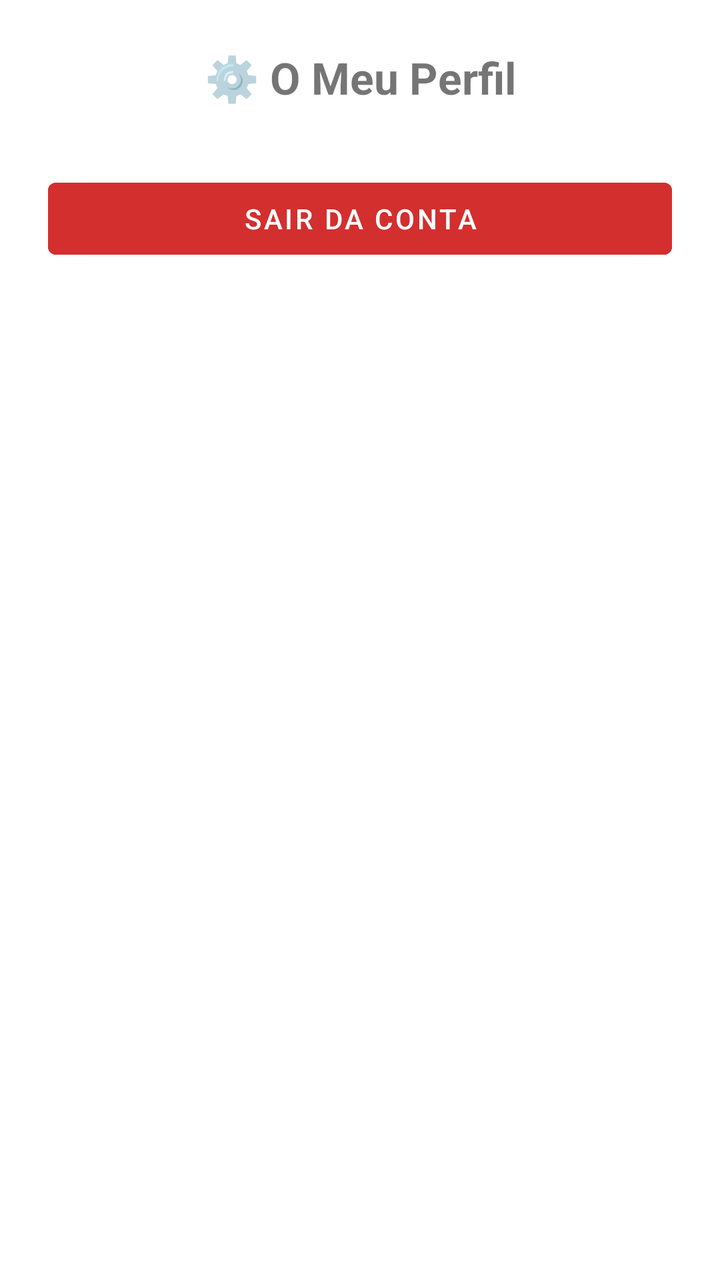
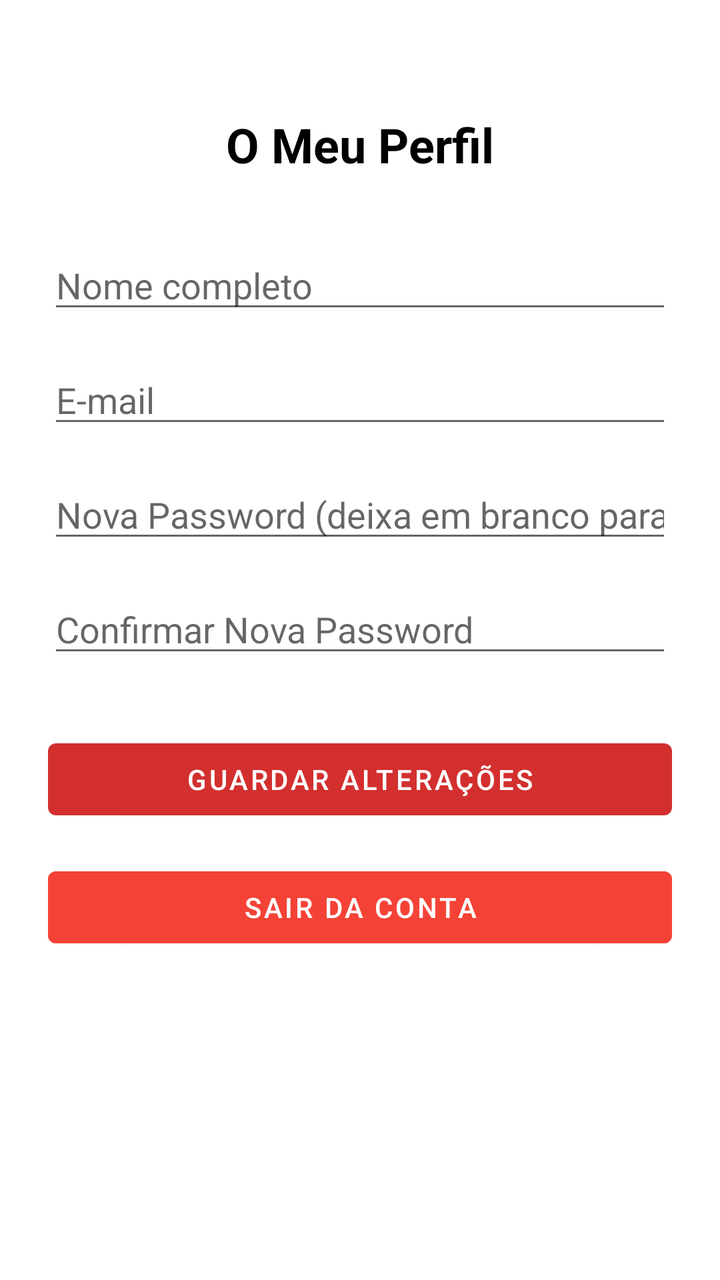

Compare the two renders of this Android layout. The source of the first and the diff that turns it into the second are given below.
<!-- AndroidManifest.xml: application theme Theme.DSSMV_ProjectDroid_1240908_1241237 -->
<!-- res/layout/activity_perfil.xml -->
<?xml version="1.0" encoding="utf-8"?>
<androidx.constraintlayout.widget.ConstraintLayout
        xmlns:android="http://schemas.android.com/apk/res/android"
        xmlns:app="http://schemas.android.com/apk/res-auto"
        android:layout_width="match_parent"
        android:layout_height="match_parent"
        android:padding="24dp">

    <TextView
            android:id="@+id/tvTituloPerfil"
            android:layout_width="wrap_content"
            android:layout_height="wrap_content"
            android:text="⚙️ O Meu Perfil"
            android:textSize="22sp"
            android:textStyle="bold"
            app:layout_constraintTop_toTopOf="parent"
            app:layout_constraintStart_toStartOf="parent"
            app:layout_constraintEnd_toEndOf="parent" />

    
    <Button
            android:id="@+id/btnLogout"
            android:layout_width="0dp"
            android:layout_height="wrap_content"
            android:text="Sair da Conta"
            android:textColor="@android:color/white"
            android:backgroundTint="@color/red_primary"
            android:layout_marginTop="32dp"
            app:layout_constraintTop_toBottomOf="@id/tvTituloPerfil"
            app:layout_constraintStart_toStartOf="parent"
            app:layout_constraintEnd_toEndOf="parent" />

</androidx.constraintlayout.widget.ConstraintLayout>
<!-- resources referenced by this layout -->
<resources>
  <color name="red_primary">#D32F2F</color>
  <style name="Theme.DSSMV_ProjectDroid_1240908_1241237" parent="Theme.MaterialComponents.DayNight.NoActionBar">        
          <item name="colorPrimary">@color/red_primary</item>
          <item name="colorPrimaryVariant">@color/red_dark</item>
          <item name="colorOnPrimary">@color/white</item>
          
          <item name="colorSecondary">@color/red_primary</item>
          <item name="colorSecondaryVariant">@color/red_dark</item>
          <item name="colorOnSecondary">@color/white</item>
          
          <item name="android:statusBarColor">?attr/colorPrimaryVariant</item>
          
      </style>
  <color name="red_dark">#9A0007</color>
  <color name="white">#FFFFFF</color>
</resources>

<!-- the commit's change to res/layout/activity_perfil.xml (unified diff, before → after) -->
@@ -1,33 +1,78 @@
 <?xml version="1.0" encoding="utf-8"?>
-<androidx.constraintlayout.widget.ConstraintLayout
-        xmlns:android="http://schemas.android.com/apk/res/android"
-        xmlns:app="http://schemas.android.com/apk/res-auto"
-        android:layout_width="match_parent"
-        android:layout_height="match_parent"
-        android:padding="24dp">
+<ScrollView xmlns:android="http://schemas.android.com/apk/res/android"
+            android:layout_width="match_parent"
+            android:layout_height="match_parent"
+            android:fillViewport="true">
 
-    <TextView
-            android:id="@+id/tvTituloPerfil"
-            android:layout_width="wrap_content"
+    <LinearLayout
+            android:layout_width="match_parent"
             android:layout_height="wrap_content"
-            android:text="⚙️ O Meu Perfil"
-            android:textSize="22sp"
-            android:textStyle="bold"
-            app:layout_constraintTop_toTopOf="parent"
-            app:layout_constraintStart_toStartOf="parent"
-            app:layout_constraintEnd_toEndOf="parent" />
+            android:orientation="vertical"
+            android:padding="24dp"
+            android:gravity="center_horizontal">
 
-    
-    <Button
-            android:id="@+id/btnLogout"
-            android:layout_width="0dp"
-            android:layout_height="wrap_content"
-            android:text="Sair da Conta"
-            android:textColor="@android:color/white"
-            android:backgroundTint="@color/red_primary"
-            android:layout_marginTop="32dp"
-            app:layout_constraintTop_toBottomOf="@id/tvTituloPerfil"
-            app:layout_constraintStart_toStartOf="parent"
-            app:layout_constraintEnd_toEndOf="parent" />
+        <TextView
+                android:layout_width="wrap_content"
+                android:layout_height="wrap_content"
+                android:text="O Meu Perfil"
+                android:textSize="24sp"
+                android:textStyle="bold"
+                android:textColor="@color/black"
+                android:layout_marginTop="32dp"
+                android:layout_marginBottom="32dp" />
 
-</androidx.constraintlayout.widget.ConstraintLayout>
+        
+        <EditText
+                android:id="@+id/etNomePerfil"
+                android:layout_width="match_parent"
+                android:layout_height="wrap_content"
+                android:hint="Nome completo"
+                android:inputType="textPersonName"
+                android:layout_marginBottom="16dp" />
+
+        
+        <EditText
+                android:id="@+id/etEmailPerfil"
+                android:layout_width="match_parent"
+                android:layout_height="wrap_content"
+                android:hint="E-mail"
+                android:inputType="textEmailAddress"
+                android:layout_marginBottom="16dp" />
+
+        
+        <EditText
+                android:id="@+id/etNovaPassword"
+                android:layout_width="match_parent"
+                android:layout_height="wrap_content"
+                android:hint="Nova Password (deixa em branco para manter)"
+                android:inputType="textPassword"
+                android:layout_marginBottom="16dp" />
+
+        
+        <EditText
+                android:id="@+id/etConfirmarPassword"
+                android:layout_width="match_parent"
+                android:layout_height="wrap_content"
+                android:hint="Confirmar Nova Password"
+                android:inputType="textPassword"
+                android:layout_marginBottom="32dp" />
+
+        
+        <Button
+                android:id="@+id/btnGuardarPerfil"
+                android:layout_width="match_parent"
+                android:layout_height="wrap_content"
+                android:text="Guardar Alterações"
+                android:layout_marginBottom="16dp" />
+
+        
+        <Button
+                android:id="@+id/btnLogout"
+                android:layout_width="match_parent"
+                android:layout_height="wrap_content"
+                android:text="Sair da Conta"
+                android:textColor="@android:color/white"
+                android:backgroundTint="#F44336" />
+
+    </LinearLayout>
+</ScrollView>
<!-- resource entries referenced after the edit -->
@@ -1,5 +1,6 @@
 <!-- resources referenced by this layout -->
 <resources>
+  <color name="black">#000000</color>
   <color name="red_primary">#D32F2F</color>
   <style name="Theme.DSSMV_ProjectDroid_1240908_1241237" parent="Theme.MaterialComponents.DayNight.NoActionBar">        
           <item name="colorPrimary">@color/red_primary</item>
